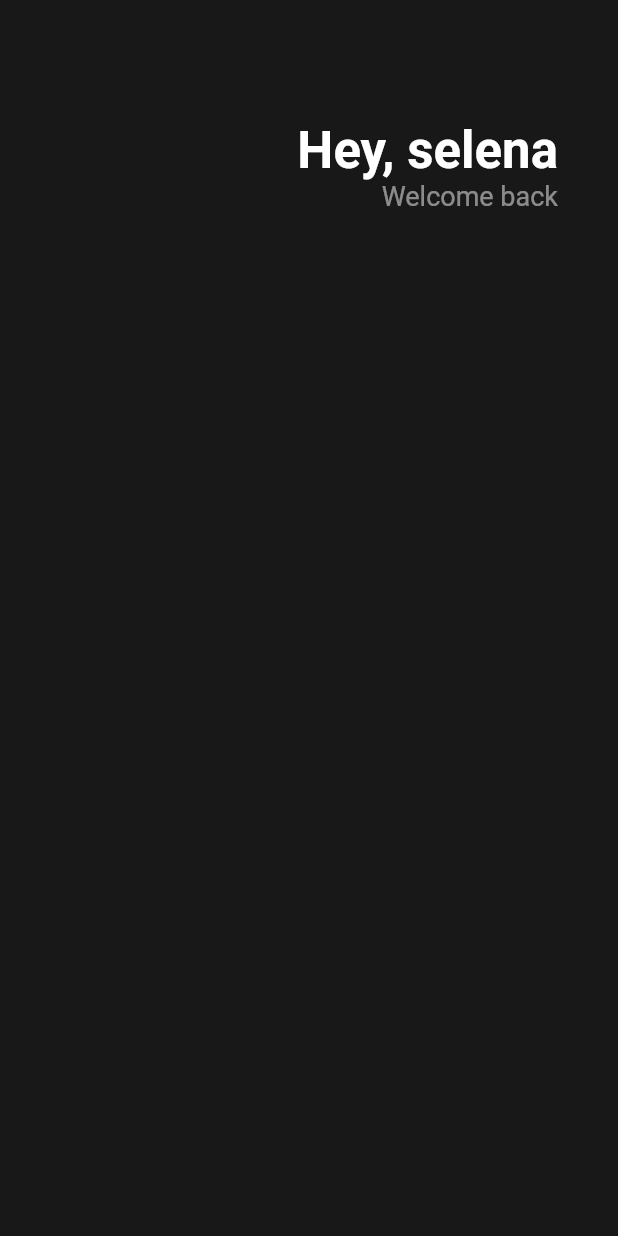
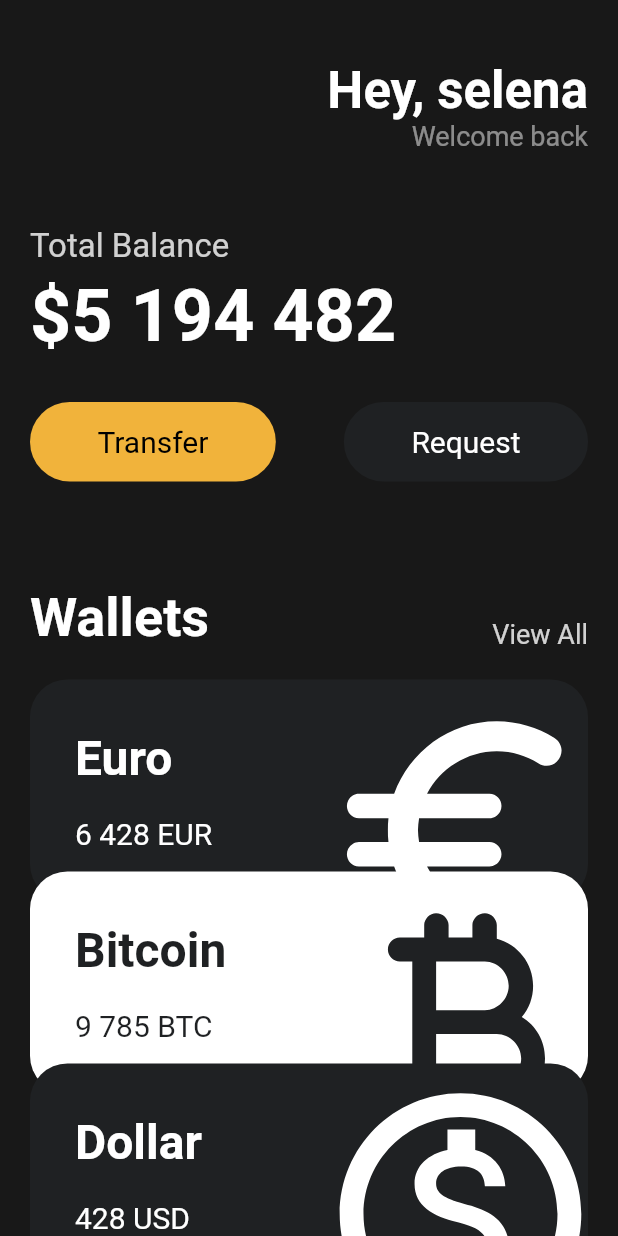
Before and after one commit to jhkim8965/nomad_toonflix, a Flutter app: the screen it shows after launch, on a phone screen of 412 x 824 dp. Run offline on Flutter 3.47's test engine with Material 2 defaults, Android fonts, the phone set to English and light mode, and no system bars.

Commit message:
CurrencyCard 작성

```diff
--- a/lib/main.dart
+++ b/lib/main.dart
@@ -1,21 +1,27 @@
 import 'package:flutter/material.dart';
+import 'package:nomad_toonflix/widgets/button.dart';
+import 'package:nomad_toonflix/widgets/currency_card.dart';
 
 void main() {
-  runApp(App());
+  runApp(const App());
 }
 
 class App extends StatelessWidget {
+  const App({super.key});
+
   @override
   Widget build(BuildContext context) {
     return MaterialApp(
       home: Scaffold(
-        backgroundColor: Color(0xFF181818),
+        backgroundColor: const Color(0xFF181818),
         body: Padding(
-          padding: EdgeInsets.symmetric(horizontal: 40),
+          padding: const EdgeInsets.symmetric(horizontal: 20),
+          child: SingleChildScrollView(
             child: Column(
+              crossAxisAlignment: CrossAxisAlignment.start,
               children: [
-              SizedBox(
-                height: 80,
+                const SizedBox(
+                  height: 40,
                 ),
                 Row(
                   mainAxisAlignment: MainAxisAlignment.end,
@@ -23,7 +29,7 @@ class App extends StatelessWidget {
                     Column(
                       crossAxisAlignment: CrossAxisAlignment.end,
                       children: [
-                      Text('Hey, selena',
+                        const Text('Hey, selena',
                             style: TextStyle(
                               color: Colors.white,
                               fontSize: 34,
@@ -37,8 +43,98 @@ class App extends StatelessWidget {
                       ],
                     )
                   ],
-              )
+                ),
+                const SizedBox(
+                  height: 50,
+                ),
+                Text(
+                  'Total Balance',
+                  style: TextStyle(
+                    color: Colors.white.withOpacity(0.8),
+                    fontSize: 22,
+                  ),
+                ),
+                const SizedBox(
+                  height: 5,
+                ),
+                const Text(
+                  '\$5 194 482',
+                  style: TextStyle(
+                    color: Colors.white,
+                    fontSize: 48,
+                    fontWeight: FontWeight.w600,
+                  ),
+                ),
+                const SizedBox(
+                  height: 30,
+                ),
+                const Row(
+                  mainAxisAlignment: MainAxisAlignment.spaceBetween,
+                  children: [
+                    Button(
+                      text: 'Transfer',
+                      bgColor: Color(0xFFF1B33B),
+                      textColor: Colors.black,
+                    ),
+                    Button(
+                      text: 'Request',
+                      bgColor: Color(0xFF1F2123),
+                      textColor: Colors.white,
+                    ),
                   ],
+                ),
+                const SizedBox(
+                  height: 70,
+                ),
+                Row(
+                  mainAxisAlignment: MainAxisAlignment.spaceBetween,
+                  crossAxisAlignment: CrossAxisAlignment.end,
+                  children: [
+                    const Text(
+                      'Wallets',
+                      style: TextStyle(
+                        color: Colors.white,
+                        fontSize: 36,
+                        fontWeight: FontWeight.w600,
+                      ),
+                    ),
+                    Text(
+                      'View All',
+                      style: TextStyle(
+                        color: Colors.white.withOpacity(0.8),
+                        fontSize: 18,
+                      ),
+                    ),
+                  ],
+                ),
+                const SizedBox(
+                  height: 20,
+                ),
+                const CurrencyCard(
+                  name: 'Euro',
+                  code: 'EUR',
+                  amount: '6 428',
+                  icon: Icons.euro_rounded,
+                  isInverted: false,
+                ),
+                const CurrencyCard(
+                  name: 'Bitcoin',
+                  code: 'BTC',
+                  amount: '9 785',
+                  icon: Icons.currency_bitcoin_rounded,
+                  isInverted: true,
+                  offset: Offset(0, -20),
+                ),
+                const CurrencyCard(
+                  name: 'Dollar',
+                  code: 'USD',
+                  amount: '428',
+                  icon: Icons.monetization_on_outlined,
+                  isInverted: false,
+                  offset: Offset(0, -40),
+                ),
+              ],
+            ),
           ),
         ),
       ),
--- /dev/null
+++ b/lib/widgets/button.dart
@@ -0,0 +1,37 @@
+import 'package:flutter/material.dart';
+
+class Button extends StatelessWidget {
+  final String text;
+  final Color bgColor;
+  final Color textColor;
+
+  const Button({
+    super.key,
+    required this.text,
+    required this.bgColor,
+    required this.textColor,
+  });
+
+  @override
+  Widget build(BuildContext context) {
+    return Container(
+      decoration: BoxDecoration(
+        color: bgColor,
+        borderRadius: BorderRadius.circular(45),
+      ),
+      child: Padding(
+        padding: const EdgeInsets.symmetric(
+          vertical: 15,
+          horizontal: 45,
+        ),
+        child: Text(
+          text,
+          style: TextStyle(
+            fontSize: 20,
+            color: textColor,
+          ),
+        ),
+      ),
+    );
+  }
+}
--- /dev/null
+++ b/lib/widgets/currency_card.dart
@@ -0,0 +1,90 @@
+import 'package:flutter/material.dart';
+
+class CurrencyCard extends StatelessWidget {
+  final String name, code, amount;
+  final IconData icon;
+  final bool isInverted;
+  final Offset? offset;
+
+  final _blackColor = const Color(0xFF1F2123);
+
+  const CurrencyCard({
+    super.key,
+    required this.name,
+    required this.code,
+    required this.amount,
+    required this.icon,
+    required this.isInverted,
+    this.offset,
+  });
+
+  @override
+  Widget build(BuildContext context) {
+    return Transform.translate(
+      offset: offset ?? const Offset(0, 0),
+      child: Container(
+        clipBehavior: Clip.hardEdge,
+        decoration: BoxDecoration(
+          color: isInverted ? Colors.white : _blackColor,
+          borderRadius: BorderRadius.circular(25),
+        ),
+        child: Padding(
+          padding: const EdgeInsets.all(30),
+          child: Row(
+            mainAxisAlignment: MainAxisAlignment.spaceBetween,
+            children: [
+              Column(
+                crossAxisAlignment: CrossAxisAlignment.start,
+                children: [
+                  Text(
+                    name,
+                    style: TextStyle(
+                      color: isInverted ? _blackColor : Colors.white,
+                      fontSize: 32,
+                      fontWeight: FontWeight.w600,
+                    ),
+                  ),
+                  const SizedBox(
+                    height: 20,
+                  ),
+                  Row(
+                    children: [
+                      Text(
+                        amount,
+                        style: TextStyle(
+                          color: isInverted ? _blackColor : Colors.white,
+                          fontSize: 20,
+                        ),
+                      ),
+                      const SizedBox(
+                        width: 5,
+                      ),
+                      Text(
+                        code,
+                        style: TextStyle(
+                          color: isInverted ? _blackColor : Colors.white,
+                          fontSize: 20,
+                        ),
+                      ),
+                    ],
+                  ),
+                ],
+              ),
+              Transform.scale(
+                scale: 2.2,
+                child: Transform.translate(
+                  offset: const Offset(-5, 12),
+                  child: Icon(
+                    icon,
+                    color: isInverted ? _blackColor : Colors.white,
+                    size: 88,
+                  ),
+                ),
+              ),
+            ],
+          ),
+        ),
+      ),
+    );
+  }
+}
```
Also changed, not shown: 1 other file. Lines whose indentation alone changed are shown as unchanged.
